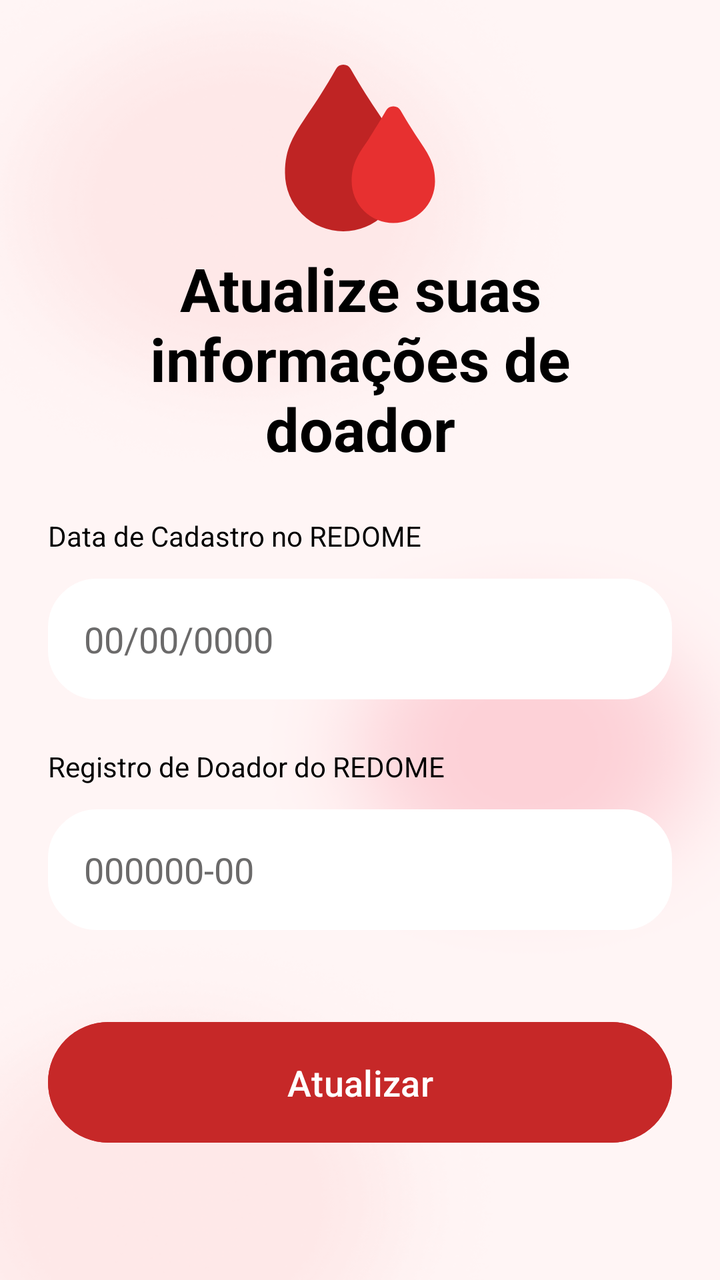
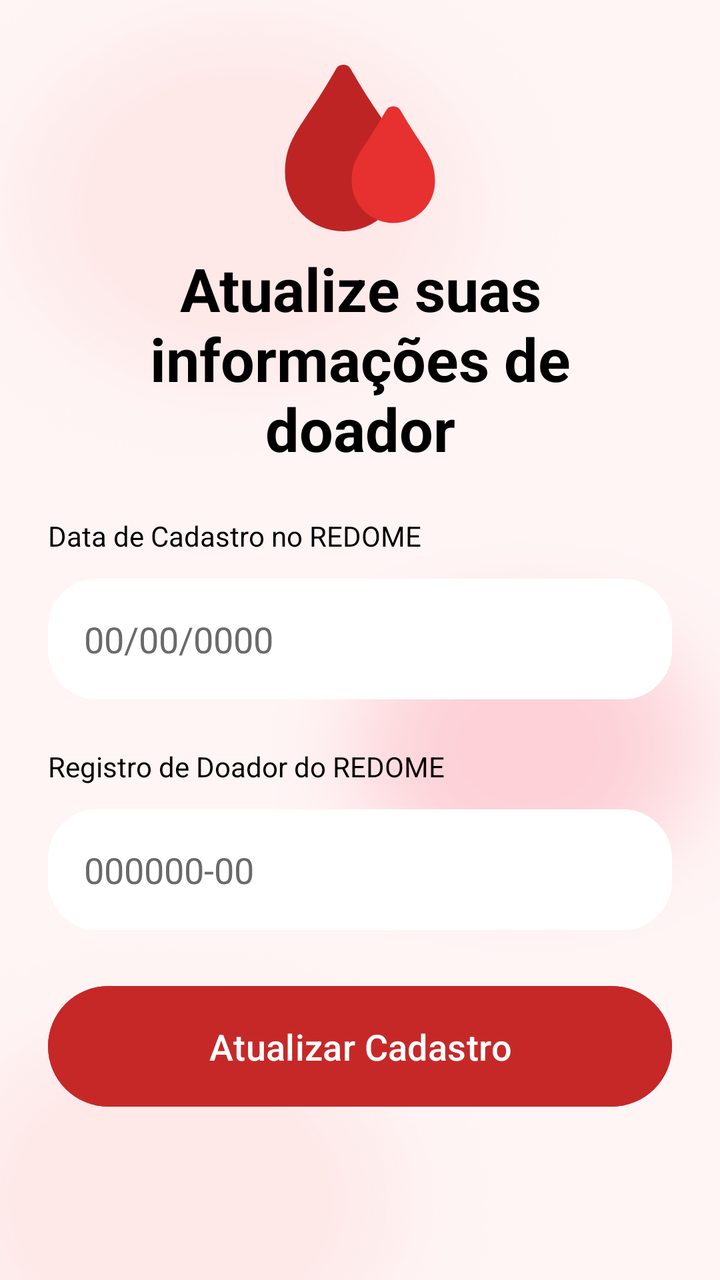

Before-and-after screenshots of an Android layout around one commit, followed by the original layout XML and the change that was made.
<!-- AndroidManifest.xml: application theme Theme.Hemo_Conecta -->
<!-- res/layout/fragment_dados_doador_medula.xml -->
<?xml version="1.0" encoding="utf-8"?>
<ScrollView xmlns:android="http://schemas.android.com/apk/res/android"
    xmlns:app="http://schemas.android.com/apk/res-auto"
    xmlns:tools="http://schemas.android.com/tools"
    android:id="@+id/main"
    android:layout_width="match_parent"
    android:layout_height="match_parent"
    android:padding="24dp"
    android:background="@drawable/back_foto"
    android:fillViewport="true">

    <androidx.constraintlayout.widget.ConstraintLayout
        android:layout_width="match_parent"
        android:layout_height="match_parent">

        <LinearLayout
            android:id="@+id/linear1"
            android:layout_width="wrap_content"
            android:layout_height="wrap_content"
            android:orientation="vertical"
            app:layout_constraintEnd_toEndOf="parent"
            app:layout_constraintStart_toStartOf="parent"
            app:layout_constraintTop_toTopOf="parent">

            <ImageView
                android:id="@+id/imgLogo"
                android:layout_width="100dp"
                android:layout_height="100dp"
                android:src="@drawable/logo" />
        </LinearLayout>

        <TextView
            android:id="@+id/textLogo1"
            android:layout_width="wrap_content"
            android:layout_height="wrap_content"
            android:gravity="center"
            android:text="Atualize suas informações de doador"
            android:textColor="@color/black"
            android:textSize="30sp"
            android:textStyle="bold"
            app:layout_constraintEnd_toEndOf="parent"
            app:layout_constraintStart_toStartOf="parent"
            app:layout_constraintTop_toBottomOf="@+id/linear1" />

            
            <LinearLayout
                android:id="@+id/linear2"
                android:layout_width="match_parent"
                android:layout_height="wrap_content"
                android:orientation="vertical"
                android:layout_marginTop="24dp"
                app:layout_constraintTop_toBottomOf="@id/textLogo1"
                app:layout_constraintStart_toStartOf="parent"
                app:layout_constraintEnd_toEndOf="parent">

                <LinearLayout
                    android:layout_width="match_parent"
                    android:layout_height="wrap_content"
                    android:layout_weight="1"
                    android:orientation="vertical">

                    <TextView
                        android:layout_width="wrap_content"
                        android:layout_height="wrap_content"
                        android:text="Data de Cadastro no REDOME"
                        android:textColor="@color/black"
                        android:textSize="14sp" />

                    <EditText
                        android:layout_width="match_parent"
                        android:layout_height="wrap_content"
                        android:id="@+id/data_redome_input"
                        android:hint="00/00/0000"
                        android:textColor="@color/cinza"
                        android:textColorHint="@color/cinza"
                        android:textSize="18sp"
                        android:background="@drawable/rounded_corner"
                        android:padding="18dp"
                        android:layout_marginTop="12dp"
                        android:backgroundTint="@color/white"/>
                </LinearLayout>

                
                <LinearLayout
                    android:id="@+id/linear3"
                    android:layout_width="match_parent"
                    android:layout_height="wrap_content"
                    android:orientation="vertical"
                    app:layout_constraintLeft_toLeftOf="parent"
                    app:layout_constraintTop_toBottomOf="@id/linear2"
                    android:gravity="center" >

                    <TextView
                        android:layout_width="match_parent"
                        android:layout_height="wrap_content"
                        android:text="Registro de Doador do REDOME"
                        android:textSize="14sp"
                        android:textColor="@color/black"
                        android:layout_marginTop="24dp"/>

                    <EditText
                        android:layout_width="match_parent"
                        android:layout_height="wrap_content"
                        android:hint="000000-00"
                        android:textColor="@color/cinza"
                        android:textColorHint="@color/cinza"
                        android:textSize="18sp"
                        android:background="@drawable/rounded_corner"
                        android:backgroundTint="@color/white"
                        android:padding="18dp"
                        android:inputType="text"
                        android:id="@+id/registro_redome_input"
                        android:layout_marginTop="12dp"/>
                </LinearLayout>

                <Space
                    android:layout_width="12dp"
                    android:layout_height="1dp" />
            </LinearLayout>

        <Button
            android:id="@+id/login_bt"
            android:layout_width="match_parent"
            android:layout_height="wrap_content"
            android:backgroundTint="@color/red"
            android:padding="18dp"
            android:text="Atualizar"
            android:textColor="@color/white"
            android:textSize="18sp"
            app:layout_constraintBottom_toBottomOf="parent"
            app:layout_constraintEnd_toEndOf="parent"
            app:layout_constraintStart_toStartOf="parent"
            app:layout_constraintTop_toBottomOf="@+id/linear2" />
    </androidx.constraintlayout.widget.ConstraintLayout>
</ScrollView>
<!-- resources referenced by this layout -->
<resources>
  <color name="black">#000000</color>
  <color name="cinza">#6B6A6A</color>
  <color name="red">#C62828</color>
  <color name="white">#FFFFFF</color>
  <!-- drawable back_foto: png bitmap (drawable, 76642 bytes) -->
  <!-- drawable logo (drawable) -->
  <vector xmlns:android="http://schemas.android.com/apk/res/android" android:height="60dp" android:viewportHeight="24" android:viewportWidth="24" android:width="60dp">
      <path android:fillColor="#BF2424" android:pathData="M14.17,7.78c-0.89,-1.33 -2,-3 -3.3,-5.28a1,1 0,0 0,-1.74 0c-1.31,2.31 -2.41,4 -3.3,5.28C4,10.52 3,12 3,15a7,7 0,0 0,14 0C17,12 16,10.52 14.17,7.78Z"/>
      <path android:fillColor="#E73030" android:pathData="M19.05,11c-0.58,-0.88 -1.31,-2 -2.18,-3.5a1,1 0,0 0,-1.74 0C14.26,9 13.53,10.12 13,11 11.73,12.82 11,13.92 11,16a5,5 0,0 0,10 0C21,13.92 20.27,12.82 19.05,11Z"/>
  </vector>
  <!-- drawable rounded_corner (drawable) -->
  <?xml version="1.0" encoding="utf-8"?>
  <shape xmlns:android="http://schemas.android.com/apk/res/android"
      android:shape="rectangle">
      <corners android:radius="24dp"/>
      <stroke android:width="1dp" android:color="@color/white"/>
  
  </shape>
  <style name="Theme.Hemo_Conecta" parent="Base.Theme.Hemo_Conecta" />
  <style name="Base.Theme.Hemo_Conecta" parent="Theme.Material3.DayNight.NoActionBar">
          
          
      </style>
</resources>

<!-- the commit's change to res/layout/fragment_dados_doador_medula.xml (unified diff, before → after) -->
@@ -6,8 +6,8 @@
     android:layout_width="match_parent"
     android:layout_height="match_parent"
     android:padding="24dp"
-    android:background="@drawable/back_foto"
-    android:fillViewport="true">
+    android:fillViewport="true"
+    android:background="@drawable/back_foto">
 
     <androidx.constraintlayout.widget.ConstraintLayout
         android:layout_width="match_parent"
@@ -34,7 +34,7 @@
             android:layout_width="wrap_content"
             android:layout_height="wrap_content"
             android:gravity="center"
-            android:text="Atualize suas informações de doador"
+            android:text="@string/titulo_dados_doador"
             android:textColor="@color/black"
             android:textSize="30sp"
             android:textStyle="bold"
@@ -42,94 +42,91 @@
             app:layout_constraintStart_toStartOf="parent"
             app:layout_constraintTop_toBottomOf="@+id/linear1" />
 
+        
+        <LinearLayout
+            android:id="@+id/linear2"
+            android:layout_width="match_parent"
+            android:layout_height="wrap_content"
+            android:orientation="vertical"
+            android:layout_marginTop="24dp"
+            app:layout_constraintTop_toBottomOf="@id/textLogo1"
+            app:layout_constraintStart_toStartOf="parent"
+            app:layout_constraintEnd_toEndOf="parent">
+
+            <LinearLayout
+                android:layout_width="match_parent"
+                android:layout_height="wrap_content"
+                android:layout_weight="1"
+                android:orientation="vertical">
+
+                <TextView
+                    android:layout_width="wrap_content"
+                    android:layout_height="wrap_content"
+                    android:text="@string/data_redome"
+                    android:textColor="@color/black"
+                    android:textSize="14sp" />
+
+                <EditText
+                    android:layout_width="match_parent"
+                    android:layout_height="wrap_content"
+                    android:id="@+id/data_redome_input"
+                    android:hint="@string/data_vazia"
+                    android:textColor="@color/cinza"
+                    android:textColorHint="@color/cinza"
+                    android:textSize="18sp"
+                    android:background="@drawable/rounded_corner"
+                    android:padding="18dp"
+                    android:layout_marginTop="12dp"
+                    android:backgroundTint="@color/white"/>
+            </LinearLayout>
+
             
             <LinearLayout
-                android:id="@+id/linear2"
+                android:id="@+id/linear3"
                 android:layout_width="match_parent"
                 android:layout_height="wrap_content"
                 android:orientation="vertical"
-                android:layout_marginTop="24dp"
-                app:layout_constraintTop_toBottomOf="@id/textLogo1"
-                app:layout_constraintStart_toStartOf="parent"
-                app:layout_constraintEnd_toEndOf="parent">
+                app:layout_constraintLeft_toLeftOf="parent"
+                app:layout_constraintTop_toBottomOf="@id/linear2"
+                android:gravity="center" >
 
-                <LinearLayout
+                <TextView
                     android:layout_width="match_parent"
                     android:layout_height="wrap_content"
-                    android:layout_weight="1"
-                    android:orientation="vertical">
+                    android:text="@string/registro_redome"
+                    android:textSize="14sp"
+                    android:textColor="@color/black"
+                    android:layout_marginTop="24dp"/>
 
-                    <TextView
-                        android:layout_width="wrap_content"
-                        android:layout_height="wrap_content"
-                        android:text="Data de Cadastro no REDOME"
-                        android:textColor="@color/black"
-                        android:textSize="14sp" />
-
-                    <EditText
-                        android:layout_width="match_parent"
-                        android:layout_height="wrap_content"
-                        android:id="@+id/data_redome_input"
-                        android:hint="00/00/0000"
-                        android:textColor="@color/cinza"
-                        android:textColorHint="@color/cinza"
-                        android:textSize="18sp"
-                        android:background="@drawable/rounded_corner"
-                        android:padding="18dp"
-                        android:layout_marginTop="12dp"
-                        android:backgroundTint="@color/white"/>
-                </LinearLayout>
-
-                
-                <LinearLayout
-                    android:id="@+id/linear3"
+                <EditText
                     android:layout_width="match_parent"
                     android:layout_height="wrap_content"
-                    android:orientation="vertical"
-                    app:layout_constraintLeft_toLeftOf="parent"
-                    app:layout_constraintTop_toBottomOf="@id/linear2"
-                    android:gravity="center" >
-
-                    <TextView
-                        android:layout_width="match_parent"
-                        android:layout_height="wrap_content"
-                        android:text="Registro de Doador do REDOME"
-                        android:textSize="14sp"
-                        android:textColor="@color/black"
-                        android:layout_marginTop="24dp"/>
-
-                    <EditText
-                        android:layout_width="match_parent"
-                        android:layout_height="wrap_content"
-                        android:hint="000000-00"
-                        android:textColor="@color/cinza"
-                        android:textColorHint="@color/cinza"
-                        android:textSize="18sp"
-                        android:background="@drawable/rounded_corner"
-                        android:backgroundTint="@color/white"
-                        android:padding="18dp"
-                        android:inputType="text"
-                        android:id="@+id/registro_redome_input"
-                        android:layout_marginTop="12dp"/>
-                </LinearLayout>
-
-                <Space
-                    android:layout_width="12dp"
-                    android:layout_height="1dp" />
+                    android:hint="@string/registro_vazio"
+                    android:textColor="@color/cinza"
+                    android:textColorHint="@color/cinza"
+                    android:textSize="18sp"
+                    android:background="@drawable/rounded_corner"
+                    android:backgroundTint="@color/white"
+                    android:padding="18dp"
+                    android:inputType="text"
+                    android:id="@+id/registro_redome_input"
+                    android:layout_marginTop="12dp"/>
             </LinearLayout>
 
-        <Button
-            android:id="@+id/login_bt"
-            android:layout_width="match_parent"
-            android:layout_height="wrap_content"
-            android:backgroundTint="@color/red"
-            android:padding="18dp"
-            android:text="Atualizar"
-            android:textColor="@color/white"
-            android:textSize="18sp"
-            app:layout_constraintBottom_toBottomOf="parent"
-            app:layout_constraintEnd_toEndOf="parent"
-            app:layout_constraintStart_toStartOf="parent"
-            app:layout_constraintTop_toBottomOf="@+id/linear2" />
+            <Button
+                android:layout_width="match_parent"
+                android:layout_height="wrap_content"
+                android:text="@string/botao_atualizar"
+                android:textColor="@color/white"
+                android:backgroundTint="@color/red"
+                android:padding="18dp"
+                android:textSize="18sp"
+                android:layout_marginTop="24dp"
+                android:id="@+id/atualizar_bt"
+                app:layout_constraintTop_toBottomOf="@id/linear3"
+                app:layout_constraintStart_toStartOf="parent"
+                app:layout_constraintEnd_toEndOf="parent"/>
+
+        </LinearLayout>
     </androidx.constraintlayout.widget.ConstraintLayout>
 </ScrollView>
<!-- resource entries referenced after the edit -->
@@ -18,6 +18,12 @@
       <stroke android:width="1dp" android:color="@color/white"/>
   
   </shape>
+  <string name="botao_atualizar">Atualizar Cadastro</string>
+  <string name="data_redome">Data de Cadastro no REDOME</string>
+  <string name="data_vazia">00/00/0000</string>
+  <string name="registro_redome">Registro de Doador do REDOME</string>
+  <string name="registro_vazio">000000-00</string>
+  <string name="titulo_dados_doador">Atualize suas informações de doador</string>
   <style name="Theme.Hemo_Conecta" parent="Base.Theme.Hemo_Conecta" />
   <style name="Base.Theme.Hemo_Conecta" parent="Theme.Material3.DayNight.NoActionBar">
           
